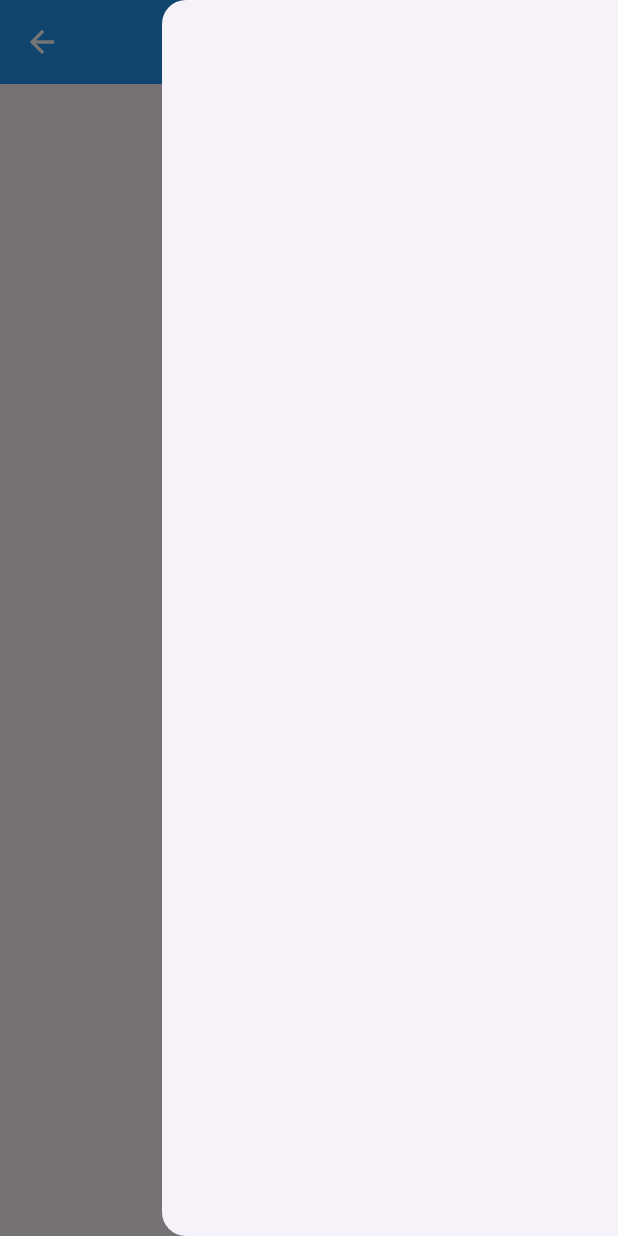
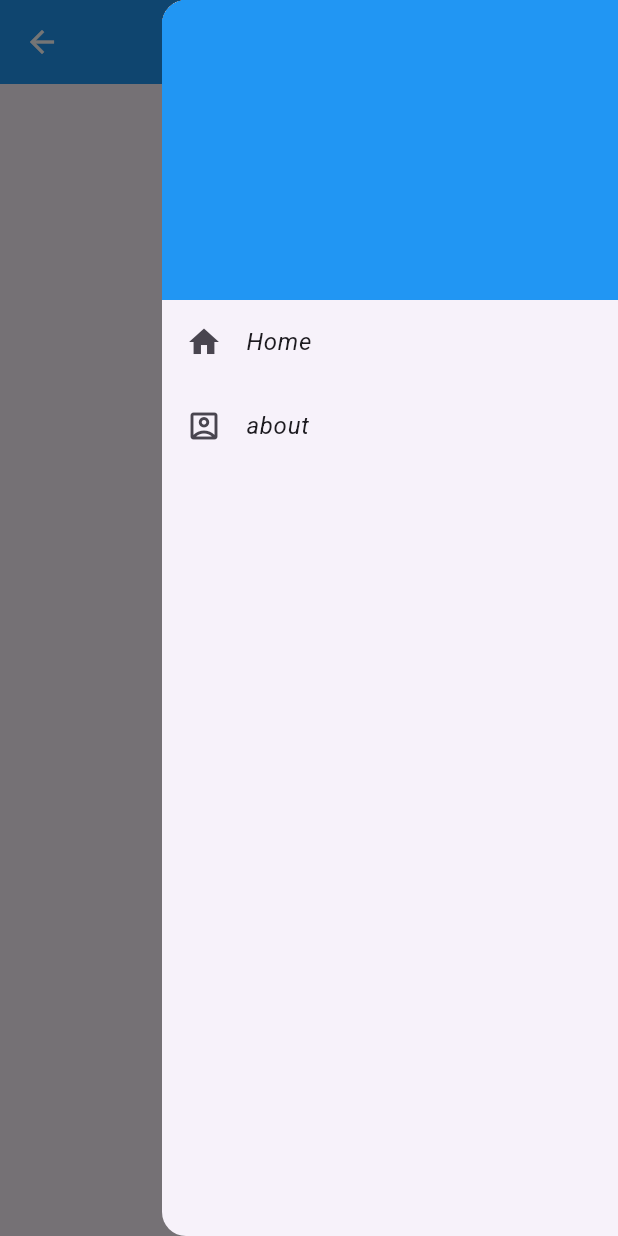
Before and after one commit to manishmalhi-dev/Api-in-flutter, a Flutter app: the HomePages screen opened by its route, after a tap on the "menu" icon, on a phone screen of 412 x 824 dp. Run offline on Flutter 3.47's test engine with Material 3 defaults, Android fonts, the phone set to English and light mode, and no system bars; our stand-ins replace go_router; network calls fail.

Commit message:
second commit

```diff
--- a/lib/pages/home_pages.dart
+++ b/lib/pages/home_pages.dart
@@ -4,6 +4,8 @@ import 'package:flutter_apis/api%20link/api_link.dart';
 import 'package:flutter_apis/model%20class/user_data_model.dart';
 import 'package:go_router/go_router.dart';
 import 'package:http/http.dart' as http;
+import 'package:provider/provider.dart';
+import 'package:flutter_apis/provider/theme_provider.dart';
 
 class HomePages extends StatefulWidget {
   const HomePages({super.key});
@@ -60,19 +62,7 @@ class _HomePagesState extends State<HomePages> {
     });
     try {
       final responseIs = await http.get(Uri.parse(ApiLink.postUrl));
-      // List<Map<String, dynamic>> data = List<Map<String, dynamic>>.from(jsonDecode(responseIs.body));
       List data = jsonDecode(responseIs.body);
-      // print(data[0]["title"]);
-
-      // for (int a = 0; a < data.length; a++) {
-      //   UserDetailClass newOne = UserDetailClass(
-      //     userId: data[a]["userId"],
-      //     id: data[a]["id"],
-      //     title: data[a]["title"],
-      //     body: data[a]["body"],
-      //   );
-      //   userModel.add(newOne);
-      // }
 
       userPostData = data.map((item) => UserPostDataModel.fromJson(item)).toList();
 
@@ -98,8 +88,45 @@ class _HomePagesState extends State<HomePages> {
         centerTitle: true,
         foregroundColor: Colors.white,
         backgroundColor: Colors.blue,
+        actions: [
+          IconButton(onPressed: (){
+            context.read<ThemeProvider>().toggleTheme();
+          }, icon: Icon(Icons.sunny)),
+          Builder(
+            builder: (context) {
+              return IconButton(onPressed: (){
+                Scaffold.of(context).openEndDrawer();
+              }, icon: Icon(Icons.menu));
+            }
+          ),
+        ],
       ),
-      endDrawer: Drawer(),
+      endDrawer: Drawer(
+        child: ListView(
+          children: [
+            Container(
+              height: 200,
+              width: double.infinity,
+              color: Colors.blue,
+            ),
+            ListTile(
+              leading: Icon(Icons.home),
+              title: Text("Home"),
+              onTap: (){
+                Navigator.pop(context);
+              },
+            ),
+            ListTile(
+              leading: Icon(Icons.account_box_outlined),
+              title: Text("about"),
+              onTap: (){
+                Navigator.pop(context);
+              },
+            ),
+
+          ],
+        ),
+      ),
 
       body: Center(
         child: isLoading == true
--- a/lib/pages/userPost.dart
+++ b/lib/pages/userPost.dart
@@ -21,7 +21,7 @@ class _UserPostState extends State<UserPost> {
   }
 
   bool isLoading = false;
-  Map<String, dynamic>? postList;
+  // Map<String, dynamic>? postList;
   PostModel? post;
 
   Future<void> userPost() async {
--- a/pubspec.yaml
+++ b/pubspec.yaml
@@ -38,6 +38,7 @@ dependencies:
   go_router: ^18.0.1
   http: ^1.6.0
   flutter_launcher_icons: ^0.14.4
+  provider: ^6.1.5+1
 
 dev_dependencies:
   flutter_test:
```
Also changed, not shown: lib/main.dart (+27 -5 lines), lib/provider/theme_provider.dart (added, +19 -0 lines), pubspec.lock.
